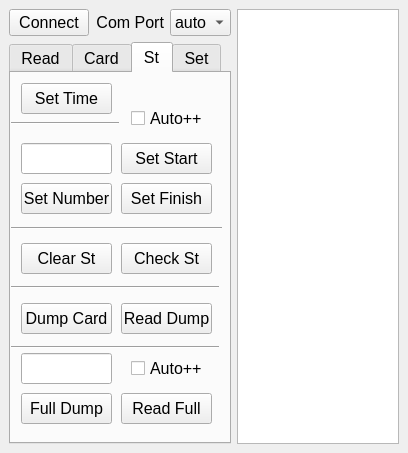
First picture: the form in SportiduinoPQ/design.ui, repository alexandervolikov/spotiduino_v1, before the edit.
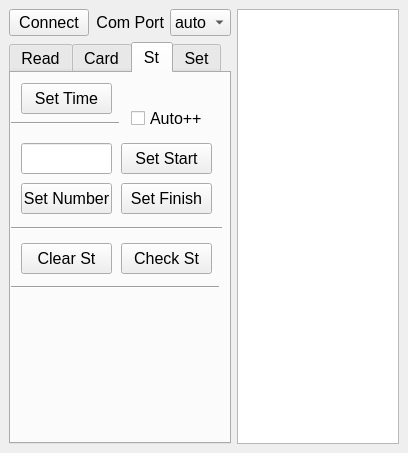
Second picture: the form after the edit. The open tabs and pages were chosen to show the change.

Diff of the .ui file:
```diff
--- a/SportiduinoPQ/design.ui
+++ b/SportiduinoPQ/design.ui
@@ -474,19 +474,6 @@
            <string>Check St</string>
           </property>
          </widget>
-         <widget class="QPushButton" name="LogCard">
-          <property name="geometry">
-           <rect>
-            <x>10</x>
-            <y>230</y>
-            <width>91</width>
-            <height>31</height>
-           </rect>
-          </property>
-          <property name="text">
-           <string>Dump Card</string>
-          </property>
-         </widget>
          <widget class="QPushButton" name="SetTime">
           <property name="geometry">
            <rect>
@@ -500,24 +487,6 @@
            <string>Set Time</string>
           </property>
          </widget>
-         <widget class="QPushButton" name="ReadLog">
-          <property name="geometry">
-           <rect>
-            <x>110</x>
-            <y>230</y>
-            <width>91</width>
-            <height>31</height>
-           </rect>
-          </property>
-          <property name="font">
-           <font>
-            <pointsize>12</pointsize>
-           </font>
-          </property>
-          <property name="text">
-           <string>Read Dump</string>
-          </property>
-         </widget>
          <widget class="Line" name="line_2">
           <property name="geometry">
            <rect>
@@ -557,60 +526,6 @@
            <enum>Qt::Horizontal</enum>
           </property>
          </widget>
-         <widget class="Line" name="line_5">
-          <property name="geometry">
-           <rect>
-            <x>-3</x>
-            <y>259</y>
-            <width>211</width>
-            <height>31</height>
-           </rect>
-          </property>
-          <property name="orientation">
-           <enum>Qt::Horizontal</enum>
-          </property>
-         </widget>
-         <widget class="QPushButton" name="FullLogCard">
-          <property name="geometry">
-           <rect>
-            <x>10</x>
-            <y>320</y>
-            <width>91</width>
-            <height>31</height>
-           </rect>
-          </property>
-          <property name="text">
-           <string>Full Dump</string>
-          </property>
-         </widget>
-         <widget class="QPushButton" name="ReadFullLog">
-          <property name="geometry">
-           <rect>
-            <x>110</x>
-            <y>320</y>
-            <width>91</width>
-            <height>31</height>
-           </rect>
-          </property>
-          <property name="font">
-           <font>
-            <pointsize>12</pointsize>
-           </font>
-          </property>
-          <property name="text">
-           <string>Read Full</string>
-          </property>
-         </widget>
-         <widget class="QLineEdit" name="FullLogLine">
-          <property name="geometry">
-           <rect>
-            <x>10</x>
-            <y>280</y>
-            <width>91</width>
-            <height>31</height>
-           </rect>
-          </property>
-         </widget>
          <widget class="QCheckBox" name="AutoIncriment_st">
           <property name="geometry">
            <rect>
@@ -624,19 +539,6 @@
            <string>Auto++</string>
           </property>
          </widget>
-         <widget class="QCheckBox" name="AutoIncriment_log">
-          <property name="geometry">
-           <rect>
-            <x>120</x>
-            <y>280</y>
-            <width>81</width>
-            <height>31</height>
-           </rect>
-          </property>
-          <property name="text">
-           <string>Auto++</string>
-          </property>
-         </widget>
         </widget>
         <widget class="QWidget" name="tab_3">
          <attribute name="title">
```
Left out of the diff: 94 changed lines with no effect on the pictures.
